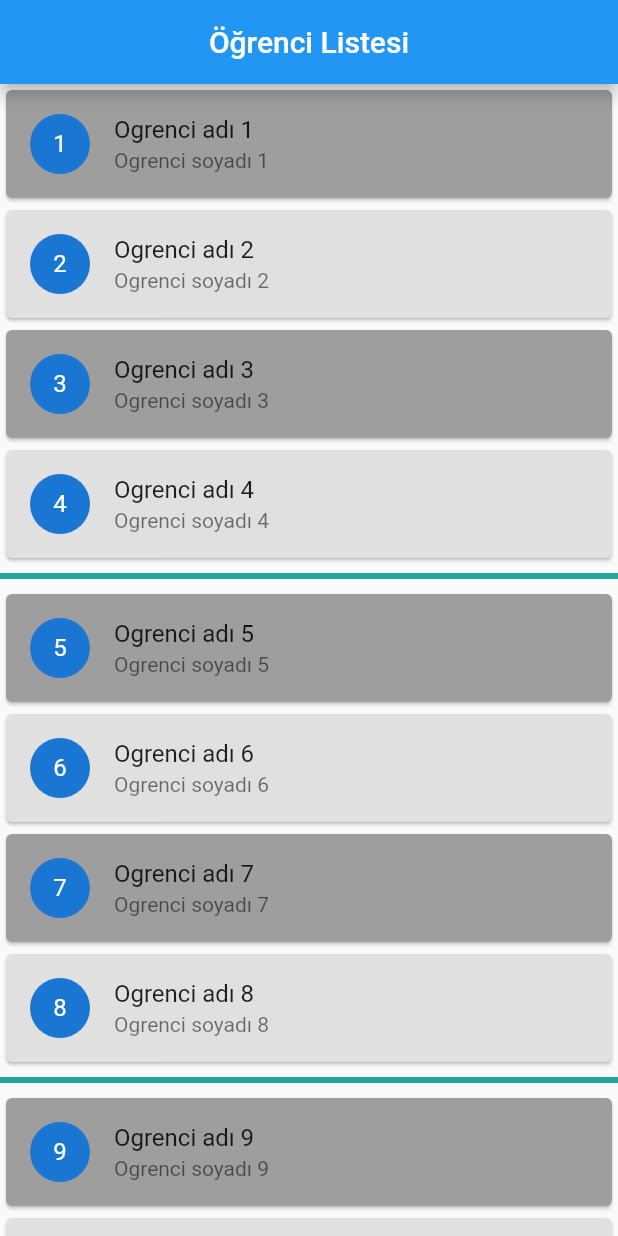
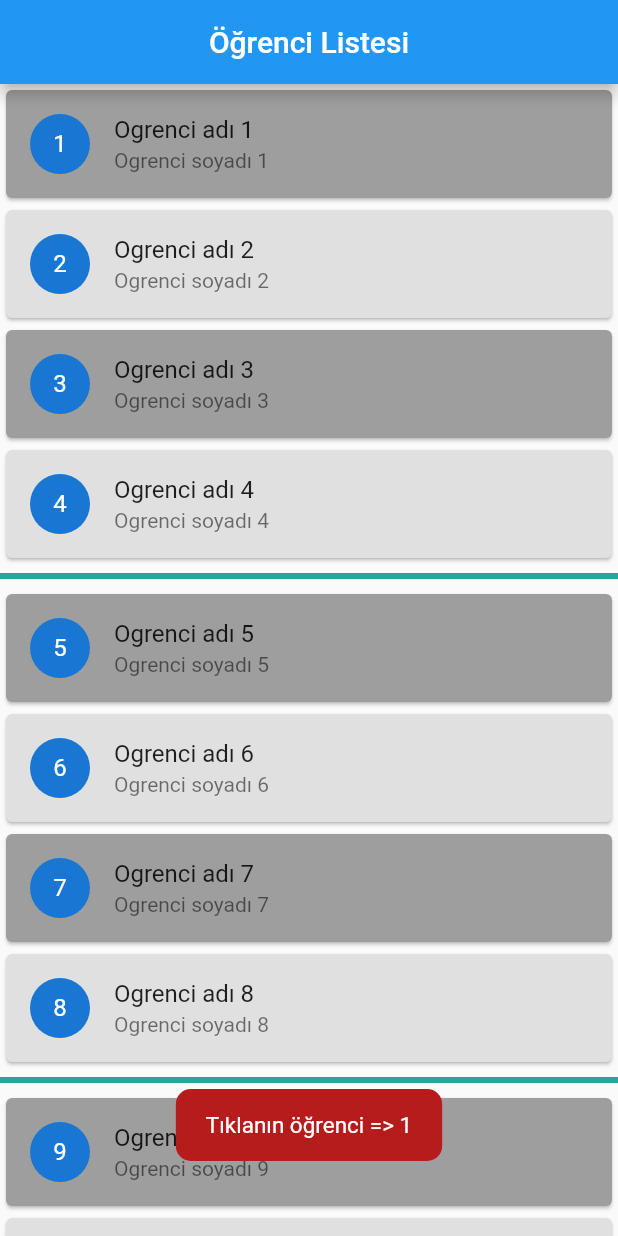
Before and after one commit to FurkanTanriover/flutter_study, a Flutter app: the screen it shows after launch, after a tap on an icon or button, on a phone screen of 412 x 824 dp. Run offline on Flutter 3.47's test engine with Material 2 defaults, Android fonts, the phone set to English and light mode, and no system bars; our stand-ins replace flutter_easyloading.

Commit message:
project updated
listview kullanımı ve hazır paketlerin projeye dahil edilmesi

```diff
--- a/lib/list_view_kullanimi.dart
+++ b/lib/list_view_kullanimi.dart
@@ -1,4 +1,5 @@
 import 'package:flutter/material.dart';
+import 'package:flutter_easyloading/flutter_easyloading.dart';
 
 class ListViewKullanimi extends StatelessWidget {
   ListViewKullanimi({Key? key}) : super(key: key);
@@ -26,11 +27,25 @@ class ListViewKullanimi extends StatelessWidget {
         var oAnKiOgrenci = tumOgrenciler[index];
         var oAnKiIndex = index + 1;
         return Card(
-            color:
-                index % 2 == 0 ? Colors.grey.shade500 : Colors.grey.shade300,
+          color: index % 2 == 0 ? Colors.grey.shade500 : Colors.grey.shade300,
           child: ListTile(
             onTap: () {
-                print("Tıklanan öğrenci=>$oAnKiIndex");
+              if (index % 2 == 0) {
+                EasyLoading.instance.backgroundColor = Colors.red[900];
+              } else {
+                EasyLoading.instance.backgroundColor = Colors.blue[900];
+                EasyLoading.instance.textColor = Colors.yellow;
+              }
+              EasyLoading.showToast(
+                "Tıklanın öğrenci => $oAnKiIndex",
+                duration: Duration(
+                  seconds: 3,
+                ),
+                toastPosition: EasyLoadingToastPosition.bottom,
+              );
+            },
+            onLongPress: () {
+              UseAlertDialog(context, oAnKiOgrenci);
             },
             title: Text(oAnKiOgrenci.isim),
             subtitle: Text(oAnKiOgrenci.soyIsim),
@@ -68,10 +83,40 @@ class ListViewKullanimi extends StatelessWidget {
   }
 }
 
+void UseAlertDialog(BuildContext myContext, Ogrenci secilen) {
+  showDialog(
+      barrierDismissible: false,
+      context: myContext,
+      builder: (context) {
+        return AlertDialog(
+          title: Text("Öğrenci bilgisi"),
+          content: SingleChildScrollView(
+            child: Text(secilen.toString()),
+          ),
+          actions: [
+            ButtonBar(
+              children: [
+                TextButton(
+                    onPressed: () {
+                      Navigator.pop(context);
+                    },
+                    child: Text("KAPAT")),
+                TextButton(onPressed: () {}, child: Text("ANLADIM")),
+              ],
+            )
+          ],
+        );
+      });
+}
+
 class Ogrenci {
   final int id;
   final String isim;
   final String soyIsim;
 
   Ogrenci(this.id, this.isim, this.soyIsim);
+  @override
+  String toString() {
+    return ("Ogrenci adı : $isim, Soyisim : $soyIsim");
   }
+}
--- a/lib/main.dart
+++ b/lib/main.dart
@@ -1,18 +1,36 @@
 import 'package:flutter/material.dart';
-import 'package:flutter_temel_widget/button_t%C3%BCrleri.dart';
-import 'package:flutter_temel_widget/card_listtile.dart';
-import 'package:flutter_temel_widget/image_widgets.dart';
+import 'package:flutter_easyloading/flutter_easyloading.dart';
 import 'package:flutter_temel_widget/list_view_kullanimi.dart';
-import 'package:flutter_temel_widget/my_counter_page.dart';
 
 void main() {
   runApp(MyApp());
+  configLoading();
+}
+
+void configLoading() {
+  EasyLoading.instance
+    ..displayDuration = const Duration(milliseconds: 2000)
+    ..indicatorType = EasyLoadingIndicatorType.fadingCircle
+    ..loadingStyle = EasyLoadingStyle.custom
+    ..indicatorSize = 45.0
+    ..radius = 10.0
+    ..progressColor = Colors.yellow
+    ..backgroundColor = Colors.black
+    ..indicatorColor = Colors.yellow
+    ..textColor = Colors.white
+    ..maskColor = Colors.blue.withOpacity(0.5)
+    ..userInteractions = true
+    ..dismissOnTap = false;
 }
 
 class MyApp extends StatelessWidget {
   const MyApp({Key? key}) : super(key: key);
   @override
   Widget build(BuildContext context) {
-    return MaterialApp(title: "MY APP", home: ListViewKullanimi());
+    return MaterialApp(
+      title: "MY APP",
+      home: ListViewKullanimi(),
+      builder: EasyLoading.init(),
+    );
   }
 }
--- a/pubspec.yaml
+++ b/pubspec.yaml
@@ -29,7 +29,7 @@ environment:
 dependencies:
   flutter:
     sdk: flutter
-
+  flutter_easyloading: ^3.0.3
 
   # The following adds the Cupertino Icons font to your application.
   # Use with the CupertinoIcons class for iOS style icons.
@@ -38,6 +38,7 @@ dependencies:
 dev_dependencies:
   flutter_test:
     sdk: flutter
+
 
   # The "flutter_lints" package below contains a set of recommended lints to
   # encourage good coding practices. The lint set provided by the package is
```
Also changed, not shown: pubspec.lock. Lines whose indentation alone changed are shown as unchanged.
